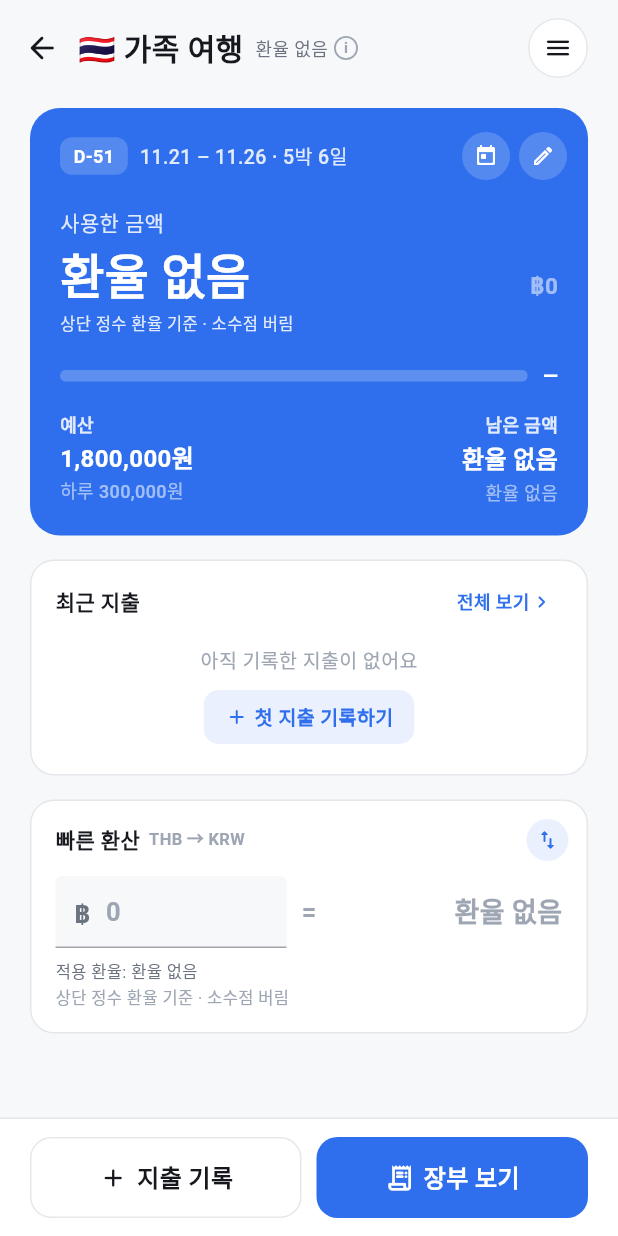
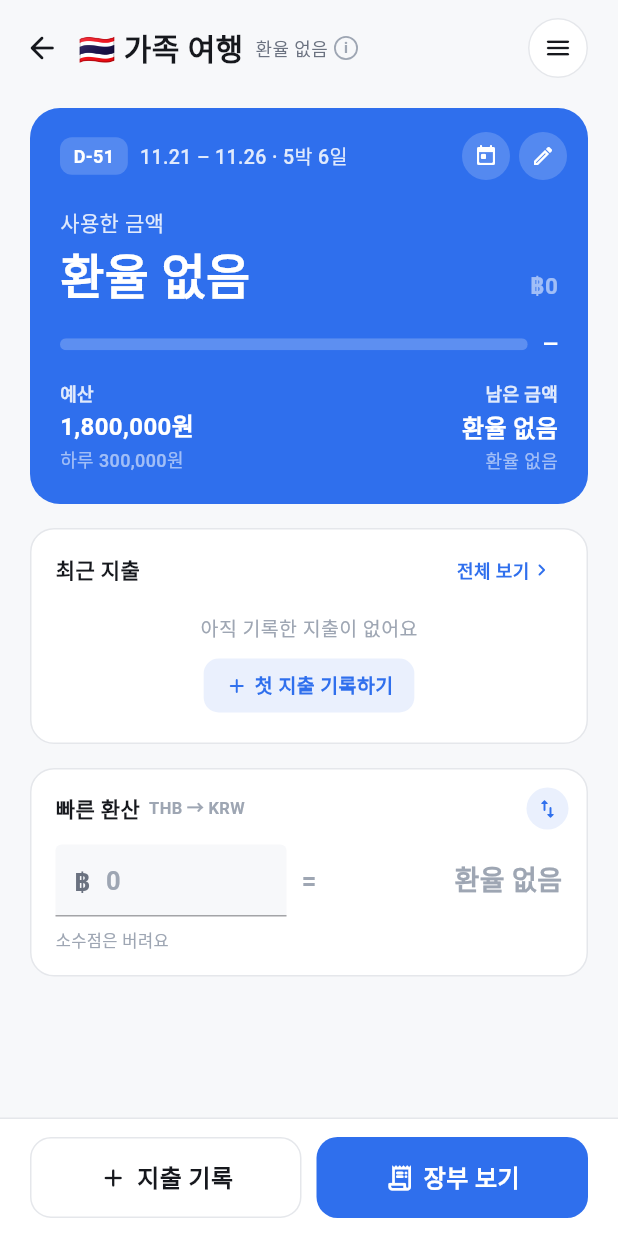
Before and after one commit to donghaha03/mytrip, a Flutter app: the screen it shows after launch, after a tap on "🇹🇭", on a phone screen of 412 x 824 dp. Run offline on Flutter 3.47's test engine with Material 3 defaults, Android fonts, the phone set to English and light mode, and no system bars; our stand-ins replace cloud_firestore, firebase_auth, firebase_core, shared_preferences; accounts and stored records are empty; network calls fail; Roboto replaces fonts that are missing (Pretendard).

Commit message:
공유 페이지와 화면 안내 간소화

```diff
--- a/lib/trip_home/screens/trip_home_screen.dart
+++ b/lib/trip_home/screens/trip_home_screen.dart
@@ -275,11 +275,6 @@ class _SpendingCard extends StatelessWidget {
                 ),
               ],
             ),
-          ),
-          const SizedBox(height: 4),
-          const Text(
-            '상단 정수 환율 기준 · 소수점 버림',
-            style: TextStyle(fontSize: 11, color: AppColors.onPrimaryMuted),
           ),
           const SizedBox(height: 16),
 
--- a/lib/trip_home/screens/trip_list_screen.dart
+++ b/lib/trip_home/screens/trip_list_screen.dart
@@ -126,7 +126,7 @@ class TripListScreen extends StatelessWidget {
                   ],
                   const SizedBox(height: 4),
                   const Text(
-                    '여행을 길게 누르면 이름 · 기간 · 예산을 고치거나 삭제할 수 있어요',
+                    '여행을 길게 눌러 편집하세요',
                     style: TextStyle(
                       fontSize: 12,
                       fontWeight: FontWeight.w500,
--- a/lib/trip_home/widgets/quick_converter.dart
+++ b/lib/trip_home/widgets/quick_converter.dart
@@ -207,15 +207,8 @@ class _QuickConverterState extends State<QuickConverter> {
             ],
           ),
           const SizedBox(height: 8),
-          Text(
-            '적용 환율: ${currentRateLabel(_c)}',
-            style: const TextStyle(
-              fontSize: 11,
-              color: AppColors.textSecondary,
-            ),
-          ),
           const Text(
-            '상단 정수 환율 기준 · 소수점 버림',
+            '소수점은 버려요',
             style: TextStyle(fontSize: 11, color: AppColors.textTertiary),
           ),
         ],
```
Also changed, not shown: 3 other files.
